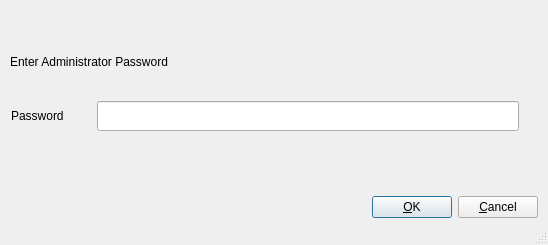
Before: the Qt Designer form src/gui/ui/passworddialog.ui in mannd/epsimulator, drawn with Qt 5.
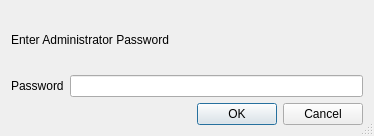
After: the same form once the commit is applied.

```diff
--- a/src/gui/ui/passworddialog.ui
+++ b/src/gui/ui/passworddialog.ui
@@ -5,8 +5,8 @@
    <rect>
     <x>0</x>
     <y>0</y>
-    <width>548</width>
-    <height>245</height>
+    <width>374</width>
+    <height>136</height>
    </rect>
   </property>
   <property name="windowTitle" >
@@ -15,120 +15,43 @@
   <property name="sizeGripEnabled" >
    <bool>true</bool>
   </property>
-  <widget class="QWidget" name="Layout1" >
-   <property name="geometry" >
-    <rect>
-     <x>10</x>
-     <y>190</y>
-     <width>528</width>
-     <height>34</height>
-    </rect>
-   </property>
-   <layout class="QHBoxLayout" >
-    <property name="spacing" >
-     <number>6</number>
-    </property>
-    <property name="leftMargin" >
-     <number>0</number>
-    </property>
-    <property name="topMargin" >
-     <number>0</number>
-    </property>
-    <property name="rightMargin" >
-     <number>0</number>
-    </property>
-    <property name="bottomMargin" >
-     <number>0</number>
-    </property>
-    <item>
-     <spacer>
-      <property name="orientation" >
-       <enum>Qt::Vertical</enum>
-      </property>
-      <property name="sizeType" >
-       <enum>QSizePolicy::Expanding</enum>
-      </property>
-      <property name="sizeHint" >
-       <size>
-        <width>372</width>
-        <height>20</height>
-       </size>
-      </property>
-     </spacer>
-    </item>
-    <item>
-     <widget class="QPushButton" name="buttonOk" >
-      <property name="text" >
-       <string>&amp;OK</string>
-      </property>
-      <property name="shortcut" >
-       <string/>
-      </property>
-      <property name="autoDefault" >
-       <bool>true</bool>
-      </property>
-      <property name="default" >
-       <bool>true</bool>
-      </property>
-     </widget>
-    </item>
-    <item>
-     <widget class="QPushButton" name="buttonCancel" >
-      <property name="text" >
-       <string>&amp;Cancel</string>
-      </property>
-      <property name="shortcut" >
-       <string/>
-      </property>
-      <property name="autoDefault" >
-       <bool>true</bool>
-      </property>
-     </widget>
-    </item>
-   </layout>
-  </widget>
-  <widget class="QLabel" name="textLabel1_2" >
-   <property name="geometry" >
-    <rect>
-     <x>10</x>
-     <y>50</y>
-     <width>528</width>
-     <height>23</height>
-    </rect>
-   </property>
-   <property name="text" >
-    <string>Enter Administrator Password</string>
-   </property>
-  </widget>
-  <widget class="QLabel" name="textLabel2" >
-   <property name="geometry" >
-    <rect>
-     <x>11</x>
-     <y>101</y>
-     <width>80</width>
-     <height>30</height>
-    </rect>
-   </property>
-   <property name="text" >
-    <string>Password</string>
-   </property>
-   <property name="buddy" >
-    <cstring>passwordLineEdit</cstring>
-   </property>
-  </widget>
-  <widget class="QLineEdit" name="passwordLineEdit" >
-   <property name="geometry" >
-    <rect>
-     <x>97</x>
-     <y>101</y>
-     <width>422</width>
-     <height>30</height>
-    </rect>
-   </property>
-   <property name="echoMode" >
-    <enum>QLineEdit::Password</enum>
-   </property>
-  </widget>
+  <layout class="QGridLayout" >
+   <item row="0" column="0" >
+    <layout class="QGridLayout" >
+     <item row="0" column="0" colspan="2" >
+      <widget class="QLabel" name="textLabel1_2" >
+       <property name="text" >
+        <string>Enter Administrator Password</string>
+       </property>
+      </widget>
+     </item>
+     <item row="1" column="0" >
+      <widget class="QLabel" name="textLabel2" >
+       <property name="text" >
+        <string>Password</string>
+       </property>
+       <property name="buddy" >
+        <cstring>passwordLineEdit</cstring>
+       </property>
+      </widget>
+     </item>
+     <item row="1" column="1" >
+      <widget class="QLineEdit" name="passwordLineEdit" >
+       <property name="echoMode" >
+        <enum>QLineEdit::Password</enum>
+       </property>
+      </widget>
+     </item>
+    </layout>
+   </item>
+   <item row="1" column="0" >
+    <widget class="QDialogButtonBox" name="buttonBox" >
+     <property name="standardButtons" >
+      <set>QDialogButtonBox::Cancel|QDialogButtonBox::NoButton|QDialogButtonBox::Ok</set>
+     </property>
+    </widget>
+   </item>
+  </layout>
  </widget>
  <layoutdefault spacing="6" margin="11" />
  <pixmapfunction>qPixmapFromMimeSource</pixmapfunction>
```
Left out of the diff: 37 changed lines with no effect on the pictures.
